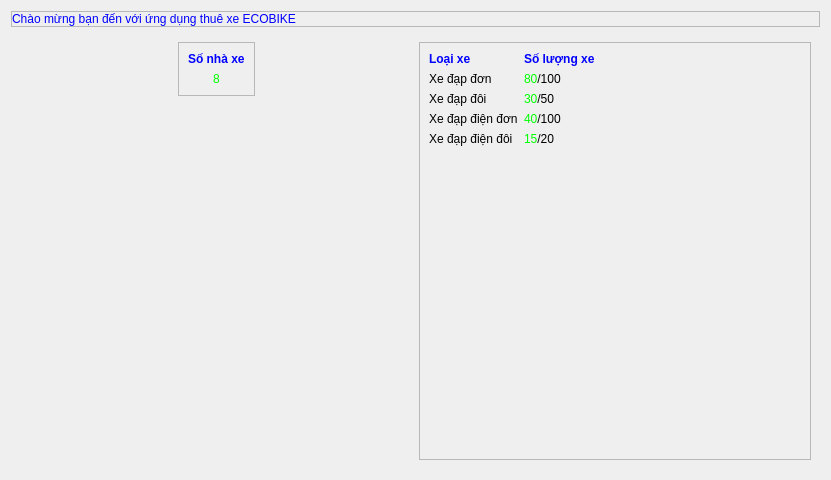
The window that Source code/view/ui/home.ui (hunglequoc2001/Capstone_TKXDPM.20221_Group8) describes before a commit, drawn with Qt 5.
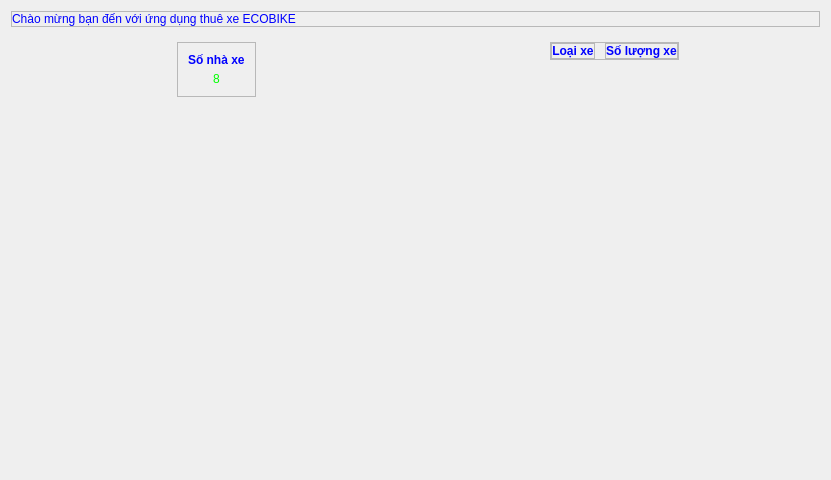
The same window after the commit.

Commit message: Cap Nhat tinh nang Home

```diff
--- a/Source code/view/ui/home.ui
+++ b/Source code/view/ui/home.ui
@@ -76,6 +76,21 @@
          <enum>QFrame::Raised</enum>
         </property>
         <layout class="QVBoxLayout" name="verticalLayout_2">
+         <property name="spacing">
+          <number>5</number>
+         </property>
+         <property name="leftMargin">
+          <number>10</number>
+         </property>
+         <property name="topMargin">
+          <number>10</number>
+         </property>
+         <property name="rightMargin">
+          <number>10</number>
+         </property>
+         <property name="bottomMargin">
+          <number>10</number>
+         </property>
          <item>
           <widget class="QLabel" name="label_12">
            <property name="sizePolicy">
@@ -113,7 +128,7 @@
         </layout>
        </widget>
       </item>
-      <item>
+      <item alignment="Qt::AlignHCenter|Qt::AlignTop">
        <widget class="QFrame" name="frame_3">
         <property name="frameShape">
          <enum>QFrame::StyledPanel</enum>
@@ -121,83 +136,105 @@
         <property name="frameShadow">
          <enum>QFrame::Raised</enum>
         </property>
-        <layout class="QFormLayout" name="formLayout">
-         <item row="0" column="0">
-          <widget class="QLabel" name="label_7">
-           <property name="styleSheet">
-            <string notr="true">color: rgb(0, 0, 255);
-font:bold</string>
+        <layout class="QHBoxLayout" name="horizontalLayout_2">
+         <property name="spacing">
+          <number>10</number>
+         </property>
+         <property name="leftMargin">
+          <number>0</number>
+         </property>
+         <property name="topMargin">
+          <number>0</number>
+         </property>
+         <property name="rightMargin">
+          <number>0</number>
+         </property>
+         <property name="bottomMargin">
+          <number>0</number>
+         </property>
+         <item>
+          <widget class="QFrame" name="frame_LoaiXe">
+           <property name="sizePolicy">
+            <sizepolicy hsizetype="Preferred" vsizetype="Preferred">
+             <horstretch>0</horstretch>
+             <verstretch>0</verstretch>
+            </sizepolicy>
            </property>
-           <property name="text">
-            <string>Loại xe</string>
+           <property name="frameShape">
+            <enum>QFrame::StyledPanel</enum>
            </property>
+           <property name="frameShadow">
+            <enum>QFrame::Raised</enum>
+           </property>
+           <layout class="QVBoxLayout" name="verticalLayout_4">
+            <property name="spacing">
+             <number>5</number>
+            </property>
+            <property name="leftMargin">
+             <number>0</number>
+            </property>
+            <property name="topMargin">
+             <number>0</number>
+            </property>
+            <property name="rightMargin">
+             <number>0</number>
+            </property>
+            <property name="bottomMargin">
+             <number>0</number>
+            </property>
+            <item>
+             <widget class="QLabel" name="label_7">
+              <property name="styleSheet">
+               <string notr="true">color: rgb(0, 0, 255);
+font:bold</string>
+              </property>
+              <property name="text">
+               <string>&lt;html&gt;&lt;head/&gt;&lt;body&gt;&lt;p align=&quot;center&quot;&gt;Loại xe&lt;/p&gt;&lt;/body&gt;&lt;/html&gt;</string>
+              </property>
+             </widget>
+            </item>
+           </layout>
           </widget>
          </item>
-         <item row="0" column="1">
-          <widget class="QLabel" name="label">
+         <item>
+          <widget class="QFrame" name="frame_SoXe">
            <property name="styleSheet">
-            <string notr="true">color: rgb(0, 0, 255);
-font:bold</string>
+            <string notr="true">font: 20pt &quot;Arial&quot;;</string>
            </property>
-           <property name="text">
-            <string>Số lượng xe</string>
+           <property name="frameShape">
+            <enum>QFrame::StyledPanel</enum>
            </property>
-          </widget>
-         </item>
-         <item row="1" column="0">
-          <widget class="QLabel" name="label_2">
-           <property name="text">
-            <string>Xe đạp đơn</string>
+           <property name="frameShadow">
+            <enum>QFrame::Raised</enum>
            </property>
-          </widget>
-         </item>
-         <item row="1" column="1">
-          <widget class="QLabel" name="label_8">
-           <property name="text">
-            <string>&lt;html&gt;&lt;head/&gt;&lt;body&gt;&lt;p&gt;&lt;span style=&quot; color:#00ff00;&quot;&gt;80&lt;/span&gt;/100&lt;/p&gt;&lt;/body&gt;&lt;/html&gt;</string>
-           </property>
-          </widget>
-         </item>
-         <item row="2" column="0">
-          <widget class="QLabel" name="label_3">
-           <property name="text">
-            <string>Xe đạp đôi</string>
-           </property>
-          </widget>
-         </item>
-         <item row="2" column="1">
-          <widget class="QLabel" name="label_9">
-           <property name="text">
-            <string>&lt;html&gt;&lt;head/&gt;&lt;body&gt;&lt;p&gt;&lt;span style=&quot; color:#00ff00;&quot;&gt;30&lt;/span&gt;/50&lt;/p&gt;&lt;/body&gt;&lt;/html&gt;</string>
-           </property>
-          </widget>
-         </item>
-         <item row="3" column="0">
-          <widget class="QLabel" name="label_4">
-           <property name="text">
-            <string>Xe đạp điện đơn</string>
-           </property>
-          </widget>
-         </item>
-         <item row="3" column="1">
-          <widget class="QLabel" name="label_10">
-           <property name="text">
-            <string>&lt;html&gt;&lt;head/&gt;&lt;body&gt;&lt;p&gt;&lt;span style=&quot; color:#00ff00;&quot;&gt;40&lt;/span&gt;/100&lt;/p&gt;&lt;/body&gt;&lt;/html&gt;</string>
-           </property>
-          </widget>
-         </item>
-         <item row="4" column="0">
-          <widget class="QLabel" name="label_6">
-           <property name="text">
-            <string>Xe đạp điện đôi</string>
-           </property>
-          </widget>
-         </item>
-         <item row="4" column="1">
-          <widget class="QLabel" name="label_11">
-           <property name="text">
-            <string>&lt;html&gt;&lt;head/&gt;&lt;body&gt;&lt;p&gt;&lt;span style=&quot; color:#00ff00;&quot;&gt;15&lt;/span&gt;/20&lt;/p&gt;&lt;/body&gt;&lt;/html&gt;</string>
-           </property>
+           <layout class="QVBoxLayout" name="verticalLayout_3">
+            <property name="spacing">
+             <number>5</number>
+            </property>
+            <property name="leftMargin">
+             <number>0</number>
+            </property>
+            <property name="topMargin">
+             <number>0</number>
+            </property>
+            <property name="rightMargin">
+             <number>0</number>
+            </property>
+            <property name="bottomMargin">
+             <number>0</number>
+            </property>
+            <item>
+             <widget class="QLabel" name="label">
+              <property name="styleSheet">
+               <string notr="true">color: rgb(0, 0, 255);
+font:bold</string>
+              </property>
+              <property name="text">
+               <string>&lt;html&gt;&lt;head/&gt;&lt;body&gt;&lt;p align=&quot;center&quot;&gt;Số lượng xe&lt;/p&gt;&lt;/body&gt;&lt;/html&gt;</string>
+              </property>
+             </widget>
+            </item>
+           </layout>
           </widget>
          </item>
         </layout>
```
Left out of the diff: 2 changed lines with no effect on the pictures. The commit also changes 3 other files.
